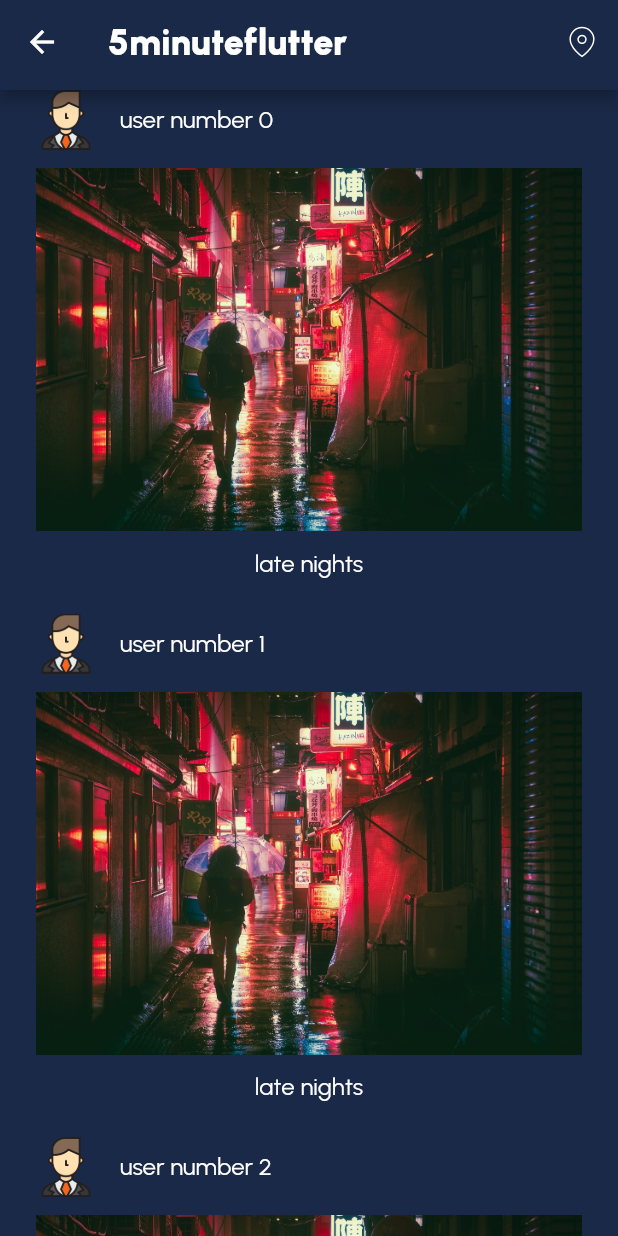
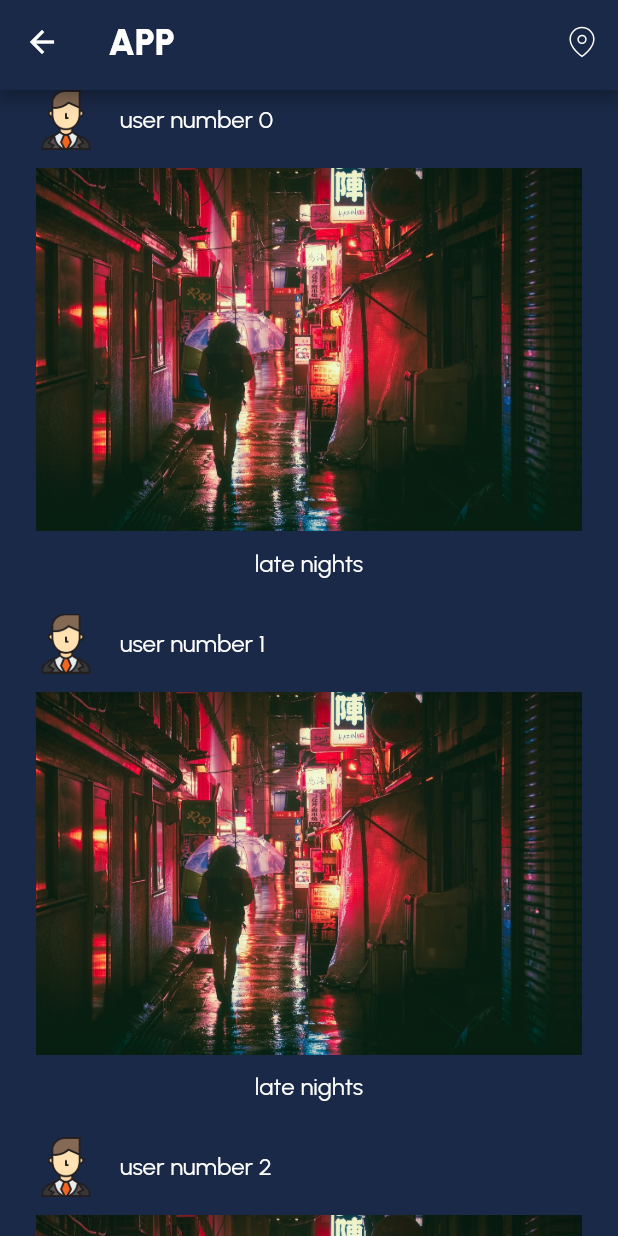
Before and after one commit to bits-and-atoms/LogIn_UI_and_Basic_Navigation, a Flutter app: the HomePage screen opened by its route, on a phone screen of 412 x 824 dp. Run offline on Flutter 3.47's test engine with Material 2 defaults, Android fonts, the phone set to English and light mode, and no system bars; our stand-ins replace flutter_map, flutter_svg, latlong2; project files that could hold a hidden picture were left out.

Commit message:
Update app_strings.dart

```diff
--- a/lib/config/app_strings.dart
+++ b/lib/config/app_strings.dart
@@ -1,5 +1,5 @@
 class AppStrings {
-  static const appName = '5minuteflutter';
+  static const appName = 'APP';
   static const helloWelcome = 'Hello, welcome back!';
   static const loginToContinue = 'Login to continue';
   static const username = 'Username';
```
